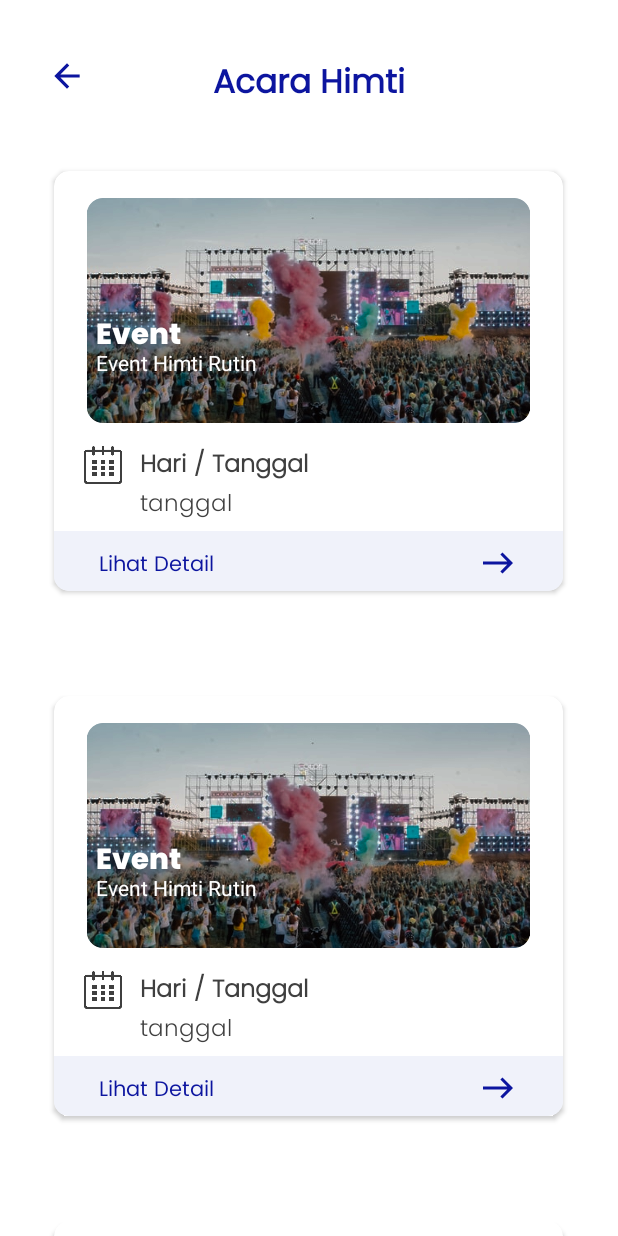
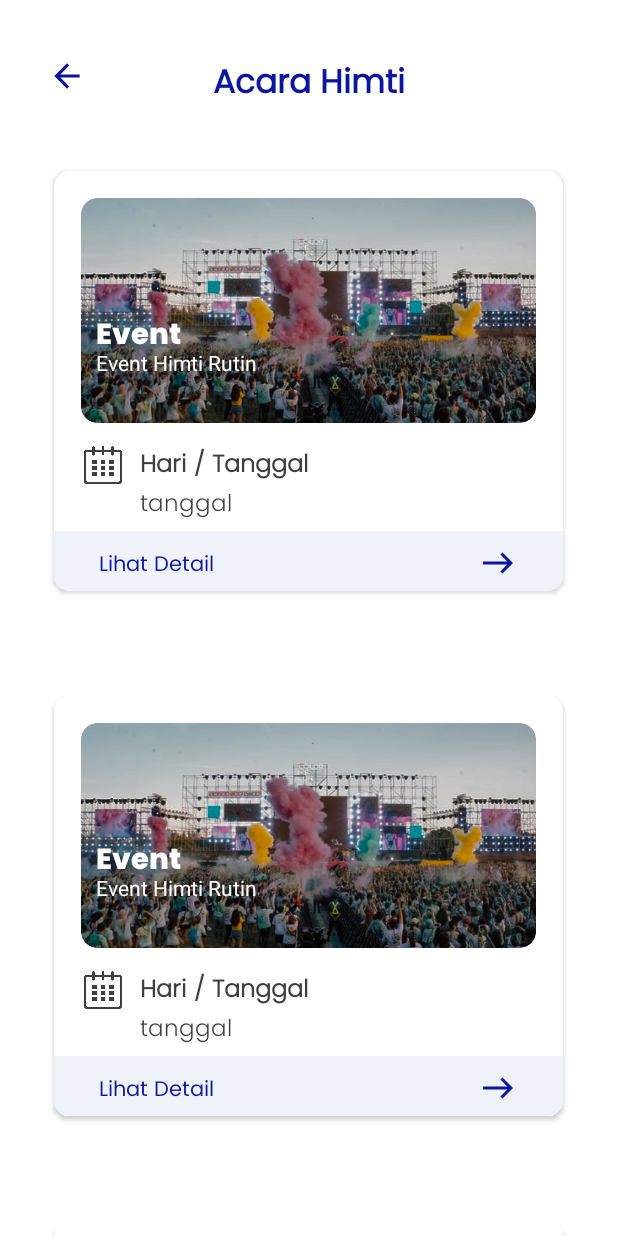
Before and after one commit to ranggacikal/HIMTI-Apps, an Android app: the layout activity_event.xml on its own in the app's theme, with its tools: preview values and no code run, on a phone screen of 412 x 824 dp. Run offline under Robolectric (Android 15) with nearby library versions, the light colour scheme and no system bars.

Commit message:
Fixing Code 2

```diff
--- a/app/src/main/res/layout/item_event_himti.xml
+++ b/app/src/main/res/layout/item_event_himti.xml
@@ -29,7 +29,8 @@
                     android:id="@+id/img_jadwal_event"
                     android:layout_width="303dp"
                     android:layout_height="150dp"
-                    android:src="@drawable/image_event" />
+                    android:src="@drawable/image_event"
+                    android:scaleType="fitXY"/>
 
                 <TextView
                     android:id="@+id/tv_judul_event"
--- a/app/src/main/res/layout/recyclerview_sharing.xml
+++ b/app/src/main/res/layout/recyclerview_sharing.xml
@@ -30,7 +30,8 @@
                     android:id="@+id/img_jadwal_sharing"
                     android:layout_width="303dp"
                     android:layout_height="150dp"
-                    android:src="@drawable/image_sharing" />
+                    android:src="@drawable/image_sharing"
+                    android:scaleType="fitXY"/>
 
                 <TextView
                     android:id="@+id/tv_judul_sharing"
```
